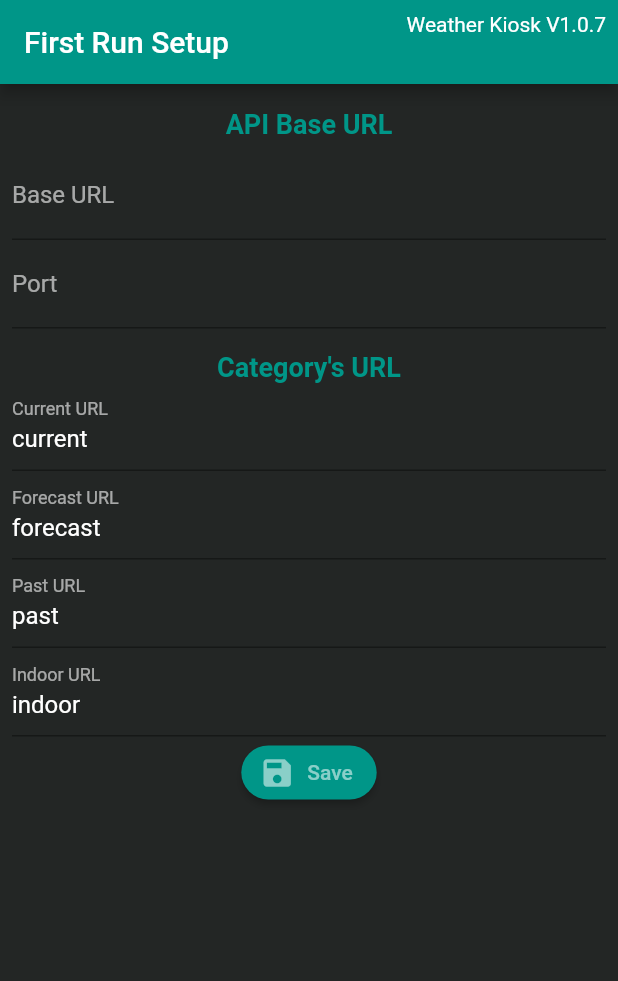
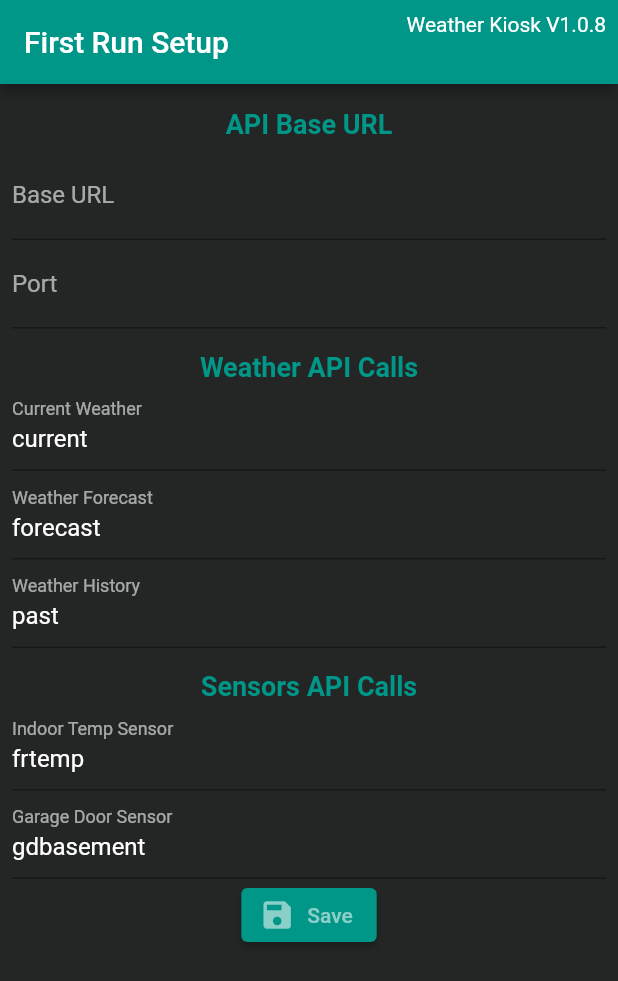
Before and after one commit to outlaws42/weather-kiosk_frontend, a Flutter app: the screen it shows after launch, on a phone screen of 412 x 824 dp. Shown: the top 981 px of the screen. Run offline on Flutter 3.47's test engine with Material 2 defaults, Android fonts, the light colour scheme and no system bars; our stand-ins replace flutter_screenutil, sqflite, weather_icons; accounts and stored records are empty.

Commit message:
Reorganized system settings, Added Garage Door system setting

```diff
--- a/lib/providers/settings_provider.dart
+++ b/lib/providers/settings_provider.dart
@@ -11,7 +11,7 @@ class SettingProvider extends ChangeNotifier {
   }
 
   String get version {
-    String _version = 'V1.0.7';
+    String _version = 'V1.0.8';
     return _version;
   }
 
--- a/lib/screens/settings.dart
+++ b/lib/screens/settings.dart
@@ -90,7 +90,7 @@ class _SettingsState extends State<Settings> {
                       Container(
                         padding: EdgeInsets.only(top: 15),
                         child: Text(
-                          'Category\'s URL',
+                          'Weather API Calls',
                           style: Theme.of(context).textTheme.headline4,
                         ),
                       ),
@@ -105,7 +105,7 @@ class _SettingsState extends State<Settings> {
                           decorationColor: Colors.teal, //Font color change
                         ),
                         decoration: InputDecoration(
-                          labelText: "Current URL",
+                          labelText: "Current Weather",
                           labelStyle: TextStyle(color: Colors.white60),
                           focusedBorder: OutlineInputBorder(
                             borderSide: const BorderSide(
@@ -125,7 +125,7 @@ class _SettingsState extends State<Settings> {
                           decorationColor: Colors.teal, //Font color change
                         ),
                         decoration: InputDecoration(
-                          labelText: "Forecast URL",
+                          labelText: "Weather Forecast",
                           labelStyle: TextStyle(color: Colors.white60),
                           focusedBorder: OutlineInputBorder(
                             borderSide: const BorderSide(
@@ -145,13 +145,20 @@ class _SettingsState extends State<Settings> {
                           decorationColor: Colors.teal, //Font color change
                         ),
                         decoration: InputDecoration(
-                          labelText: "Past URL",
+                          labelText: "Weather History",
                           labelStyle: TextStyle(color: Colors.white60),
                           focusedBorder: OutlineInputBorder(
                             borderSide: const BorderSide(
                                 color: Colors.teal, width: 2.0),
                             borderRadius: BorderRadius.circular(10.0),
                           ),
+                        ),
+                      ),
+                      Container(
+                        padding: EdgeInsets.only(top: 15),
+                        child: Text(
+                          'Sensors API Calls',
+                          style: Theme.of(context).textTheme.headline4,
                         ),
                       ),
                       //Indoor
@@ -165,7 +172,28 @@ class _SettingsState extends State<Settings> {
                           decorationColor: Colors.teal, //Font color change
                         ),
                         decoration: InputDecoration(
-                          labelText: "Indoor URL",
+                          labelText: "Indoor Temp Sensor",
+                          labelStyle: TextStyle(color: Colors.white60),
+                          focusedBorder: OutlineInputBorder(
+                            borderSide: const BorderSide(
+                                color: Colors.teal, width: 2.0),
+                            borderRadius: BorderRadius.circular(10.0),
+                          ),
+                        ),
+                      ),
+
+                      //Garage Door
+                      TextFormField(
+                        initialValue: payload.settings[6].setting,
+                        onFieldSubmitted: (value) {
+                          saveEach(7, value);
+                        },
+                        style: TextStyle(
+                          color: Colors.white,
+                          decorationColor: Colors.teal, //Font color change
+                        ),
+                        decoration: InputDecoration(
+                          labelText: "Garage Door Sensor",
                           labelStyle: TextStyle(color: Colors.white60),
                           focusedBorder: OutlineInputBorder(
                             borderSide: const BorderSide(
--- a/lib/screens/settings_first.dart
+++ b/lib/screens/settings_first.dart
@@ -13,7 +13,8 @@ class _SettingsFirstState extends State<SettingsFirst> {
   final _currentController = TextEditingController(text: 'current');
   final _forecastController = TextEditingController(text: 'forecast');
   final _pastController = TextEditingController(text: 'past');
-  final _indoorController = TextEditingController(text: 'indoor');
+  final _indoorController = TextEditingController(text: 'frtemp');
+  final _gdController = TextEditingController(text: 'gdbasement');
 
   void saveEach(int id, String setting) {
     // Save for each field save
@@ -33,6 +34,7 @@ class _SettingsFirstState extends State<SettingsFirst> {
     _forecastController.dispose();
     _pastController.dispose();
     _indoorController.dispose();
+    _gdController.dispose();
     super.dispose();
   }
 
@@ -105,7 +107,7 @@ class _SettingsFirstState extends State<SettingsFirst> {
                 Container(
                   padding: EdgeInsets.only(top: 15),
                   child: Text(
-                    'Category\'s URL',
+                    'Weather API Calls',
                     style: Theme.of(context).textTheme.headline4,
                   ),
                 ),
@@ -118,7 +120,7 @@ class _SettingsFirstState extends State<SettingsFirst> {
                     decorationColor: Colors.teal, //Font color change
                   ),
                   decoration: InputDecoration(
-                    labelText: "Current URL",
+                    labelText: "Current Weather",
                     labelStyle: TextStyle(color: Colors.white60),
                     focusedBorder: OutlineInputBorder(
                       borderSide:
@@ -136,7 +138,7 @@ class _SettingsFirstState extends State<SettingsFirst> {
                     decorationColor: Colors.teal, //Font color change
                   ),
                   decoration: InputDecoration(
-                    labelText: "Forecast URL",
+                    labelText: "Weather Forecast",
                     labelStyle: TextStyle(color: Colors.white60),
                     focusedBorder: OutlineInputBorder(
                       borderSide:
@@ -154,7 +156,7 @@ class _SettingsFirstState extends State<SettingsFirst> {
                     decorationColor: Colors.teal, //Font color change
                   ),
                   decoration: InputDecoration(
-                    labelText: "Past URL",
+                    labelText: "Weather History",
                     labelStyle: TextStyle(color: Colors.white60),
                     focusedBorder: OutlineInputBorder(
                       borderSide:
@@ -163,6 +165,13 @@ class _SettingsFirstState extends State<SettingsFirst> {
                     ),
                   ),
                 ),
+                Container(
+                        padding: EdgeInsets.only(top: 15),
+                        child: Text(
+                          'Sensors API Calls',
+                          style: Theme.of(context).textTheme.headline4,
+                        ),
+                      ),
                 //Indoor
                 TextFormField(
                   controller: _indoorController,
@@ -171,7 +180,7 @@ class _SettingsFirstState extends State<SettingsFirst> {
                     decorationColor: Colors.teal, //Font color change
                   ),
                   decoration: InputDecoration(
-                    labelText: "Indoor URL",
+                    labelText: "Indoor Temp Sensor",
                     labelStyle: TextStyle(color: Colors.white60),
                     focusedBorder: OutlineInputBorder(
                       borderSide:
@@ -180,7 +189,25 @@ class _SettingsFirstState extends State<SettingsFirst> {
                     ),
                   ),
                 ),
-                RaisedButton.icon(
+
+                //Garage Door
+                TextFormField(
+                  controller: _gdController,
+                  style: TextStyle(
+                    color: Colors.white,
+                    decorationColor: Colors.teal, //Font color change
+                  ),
+                  decoration: InputDecoration(
+                    labelText: "Garage Door Sensor",
+                    labelStyle: TextStyle(color: Colors.white60),
+                    focusedBorder: OutlineInputBorder(
+                      borderSide:
+                          const BorderSide(color: Colors.teal, width: 2.0),
+                      borderRadius: BorderRadius.circular(10.0),
+                    ),
+                  ),
+                ),
+                ElevatedButton.icon(
                   onPressed: () {
                     saveEach(1, _baseurlController.text);
                     saveEach(2, _portController.text);
@@ -188,9 +215,9 @@ class _SettingsFirstState extends State<SettingsFirst> {
                     saveEach(4, _forecastController.text);
                     saveEach(5, _pastController.text);
                     saveEach(6, _indoorController.text);
+                    saveEach(7, _gdController.text);
                   },
-                  textColor: Colors.white54,
-                  color: Colors.teal,
+                  style: ElevatedButton.styleFrom(onPrimary: Colors.white54, primary: Colors.teal,),
                   icon: Icon(Icons.save),
                   label: Text('Save'),
                 )
--- a/lib/widgets/dt.dart
+++ b/lib/widgets/dt.dart
@@ -55,7 +55,7 @@ class _DTState extends State<DT> {
       Provider.of<SensorsProvider>(context, listen: false).fetchGDStatus(
         baseName,
         portName,
-        'gdbasement',// setter[5].setting,
+        setter[6].setting,
       );
     });
   }
--- a/lib/widgets/indoor.dart
+++ b/lib/widgets/indoor.dart
@@ -26,7 +26,7 @@ class _IndoorState extends State<Indoor> {
       Provider.of<SensorsProvider>(context, listen: false).fetchFRTemp(
         baseName,
         portName,
-        'frtemp',// setter[5].setting,
+        setter[5].setting,
       );
     });
   }
```
